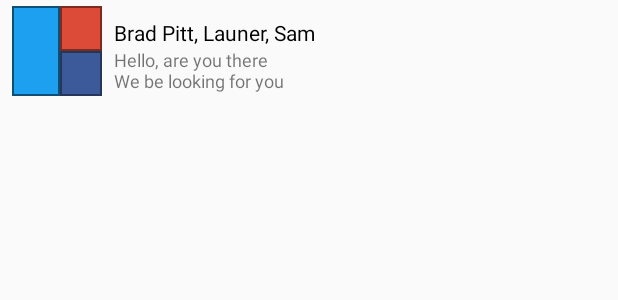
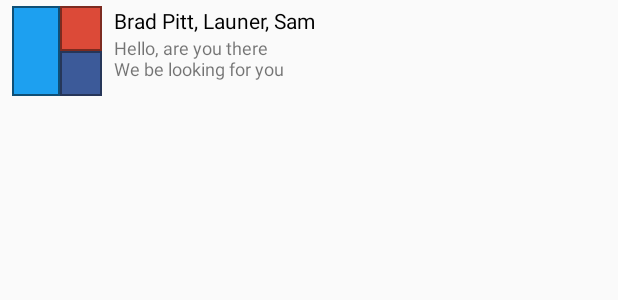
Before and after one commit to tancuong2596/Paloma, an Android app: the layout chat_group_more_list_view_item.xml on its own in the app's theme, with its tools: preview values and no code run, on a phone screen of 412 x 824 dp. Shown: the top 300 px of the screen. Run offline under Robolectric (Android 15) with nearby library versions, the phone set to English and light mode, and no system bars.

Commit message:
fix information is overwhelmming when the TextView is full

```diff
--- a/app/src/main/res/layout/chat_group_more_list_view_item.xml
+++ b/app/src/main/res/layout/chat_group_more_list_view_item.xml
@@ -41,12 +41,12 @@
         android:id="@+id/triple_main_text"
         android:layout_width="wrap_content"
         android:layout_height="wrap_content"
-        android:layout_marginLeft="24dp"
+        android:layout_marginLeft="7dp"
         android:layout_marginStart="8dp"
-        android:layout_marginTop="8dp"
         android:textColor="@android:color/black"
         app:layout_constraintTop_toTopOf="parent"
         app:layout_constraintLeft_toRightOf="@id/user2_avatar_image"
+        android:maxLines="2"
         tools:text="Brad Pitt, Launer, Sam" />
 
     <TextView
--- a/app/src/main/res/layout/user_list_view_item.xml
+++ b/app/src/main/res/layout/user_list_view_item.xml
@@ -37,7 +37,7 @@
         android:textSize="12sp"
         app:layout_constraintLeft_toLeftOf="@+id/usr_main_left_info_text"
         app:layout_constraintTop_toBottomOf="@+id/usr_main_left_info_text"
-        android:maxLines="2"
+        android:maxLines="1"
         tools:text="brad@gmail.com" />
 
     <View
```
